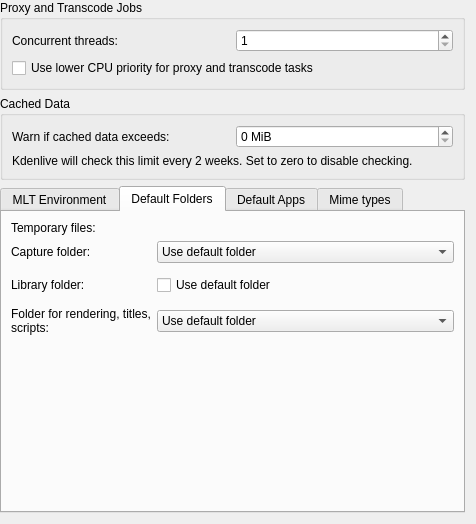
KDE/kdenlive, file src/ui/configenv_ui.ui: the form before one commit.
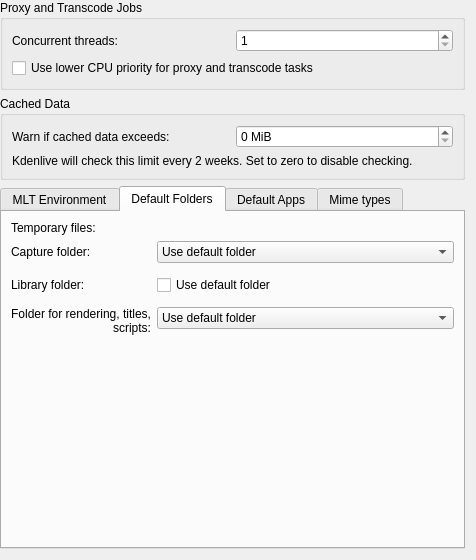
The form after the commit. The open tabs and pages were chosen to show the change. Custom widgets are drawn as their Qt base class.

Commit message: [Kdenlive Settings] Improve layout and usability

The edit to the form file:
```diff
--- a/src/ui/configenv_ui.ui
+++ b/src/ui/configenv_ui.ui
@@ -7,7 +7,7 @@
     <x>0</x>
     <y>0</y>
     <width>476</width>
-    <height>524</height>
+    <height>560</height>
    </rect>
   </property>
   <property name="sizePolicy">
@@ -190,7 +190,7 @@
       <attribute name="title">
        <string>Default Folders</string>
       </attribute>
-      <layout class="QGridLayout" name="gridLayout_2">
+      <layout class="QFormLayout" name="formLayout_3">
        <item row="0" column="0">
         <widget class="QLabel" name="label_3">
          <property name="text">
@@ -198,37 +198,86 @@
          </property>
         </widget>
        </item>
-       <item row="7" column="1">
-        <spacer name="verticalSpacer_3">
-         <property name="orientation">
-          <enum>Qt::Vertical</enum>
-         </property>
-         <property name="sizeHint" stdset="0">
-          <size>
-           <width>20</width>
-           <height>40</height>
-          </size>
-         </property>
-        </spacer>
-       </item>
-       <item row="0" column="1" colspan="2">
+       <item row="0" column="1">
         <widget class="KUrlRequester" name="tmppathurl"/>
        </item>
-       <item row="2" column="1" colspan="2">
+       <item row="2" column="0">
+        <widget class="QLabel" name="label_10">
+         <property name="text">
+          <string>Capture folder:</string>
+         </property>
+        </widget>
+       </item>
+       <item row="2" column="1">
+        <widget class="QComboBox" name="kcfg_capturetoprojectfolder">
+         <item>
+          <property name="text">
+           <string>Use default folder</string>
+          </property>
+         </item>
+         <item>
+          <property name="text">
+           <string>Always use project folder</string>
+          </property>
+         </item>
+         <item>
+          <property name="text">
+           <string>Always use custom folder</string>
+          </property>
+         </item>
+        </widget>
+       </item>
+       <item row="4" column="1">
         <widget class="KUrlRequester" name="capturefolderurl"/>
        </item>
-       <item row="5" column="0">
+       <item row="6" column="0">
+        <widget class="QLabel" name="label_15">
+         <property name="text">
+          <string>Library folder:</string>
+         </property>
+        </widget>
+       </item>
+       <item row="6" column="1">
+        <widget class="QCheckBox" name="kcfg_librarytodefaultfolder">
+         <property name="text">
+          <string>Use default folder</string>
+         </property>
+        </widget>
+       </item>
+       <item row="7" column="1">
+        <widget class="KUrlRequester" name="libraryfolderurl"/>
+       </item>
+       <item row="9" column="0">
         <widget class="QLabel" name="label_16">
          <property name="text">
           <string>Folder for rendering, titles, scripts:</string>
          </property>
+         <property name="alignment">
+          <set>Qt::AlignRight|Qt::AlignTrailing|Qt::AlignVCenter</set>
+         </property>
          <property name="wordWrap">
           <bool>true</bool>
          </property>
         </widget>
        </item>
-       <item row="4" column="1" colspan="2">
-        <widget class="KUrlRequester" name="libraryfolderurl"/>
+       <item row="9" column="1">
+        <widget class="QComboBox" name="kcfg_videotodefaultfolder">
+         <item>
+          <property name="text">
+           <string>Use default folder</string>
+          </property>
+         </item>
+         <item>
+          <property name="text">
+           <string>Always use project folder</string>
+          </property>
+         </item>
+         <item>
+          <property name="text">
+           <string>Always use custom folder</string>
+          </property>
+         </item>
+        </widget>
        </item>
        <item row="6" column="1" colspan="2">
         <widget class="KUrlRequester" name="videofolderurl">
@@ -240,78 +289,19 @@
          </property>
         </widget>
        </item>
-       <item row="1" column="0">
-        <widget class="QLabel" name="label_10">
-         <property name="text">
-          <string>Capture folder:</string>
-         </property>
-        </widget>
-       </item>
-       <item row="3" column="0">
-        <widget class="QLabel" name="label_15">
-         <property name="text">
-          <string>Library folder:</string>
-         </property>
-        </widget>
-       </item>
-       <item row="3" column="1">
-        <widget class="QCheckBox" name="kcfg_librarytodefaultfolder">
-         <property name="text">
-          <string>Use default folder</string>
-         </property>
-        </widget>
-       </item>
-       <item row="3" column="2">
-        <spacer name="horizontalSpacer_2">
+       <item row="13" column="1">
+        <spacer name="verticalSpacer_3">
          <property name="orientation">
-          <enum>Qt::Horizontal</enum>
+          <enum>Qt::Vertical</enum>
          </property>
          <property name="sizeHint" stdset="0">
           <size>
-           <width>40</width>
-           <height>20</height>
+           <width>20</width>
+           <height>40</height>
           </size>
          </property>
         </spacer>
        </item>
-       <item row="5" column="1" colspan="2">
-        <widget class="QComboBox" name="kcfg_videotodefaultfolder">
-         <item>
-          <property name="text">
-           <string>Use default folder</string>
-          </property>
-         </item>
-         <item>
-          <property name="text">
-           <string>Always use project folder</string>
-          </property>
-         </item>
-         <item>
-          <property name="text">
-           <string>Always use custom folder</string>
-          </property>
-         </item>
-        </widget>
-       </item>
-       <item row="1" column="1" colspan="2">
-        <widget class="QComboBox" name="kcfg_capturetoprojectfolder">
-         <item>
-          <property name="text">
-           <string>Use default folder</string>
-          </property>
-         </item>
-         <item>
-          <property name="text">
-           <string>Always use project folder</string>
-          </property>
-         </item>
-         <item>
-          <property name="text">
-           <string>Always use custom folder</string>
-          </property>
-         </item>
-        </widget>
-       </item>
       </layout>
      </widget>
      <widget class="QWidget" name="tab_3">
```
Left out of the diff: 274 changed lines with no effect on the pictures. The commit also changes 8 other files.
